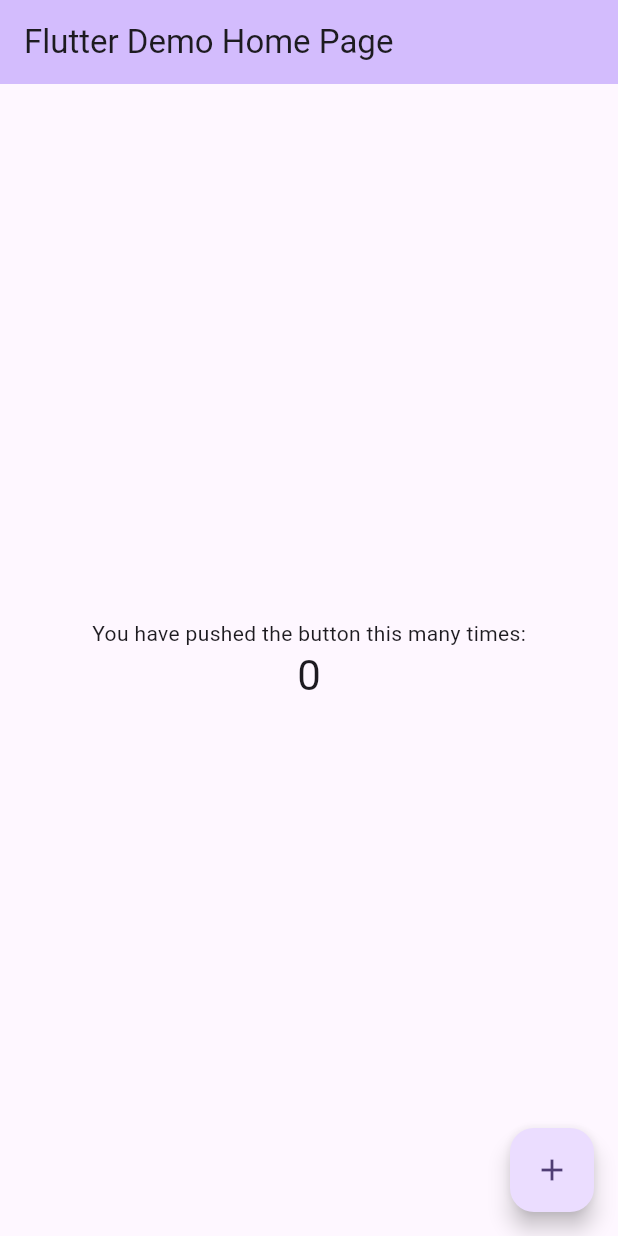
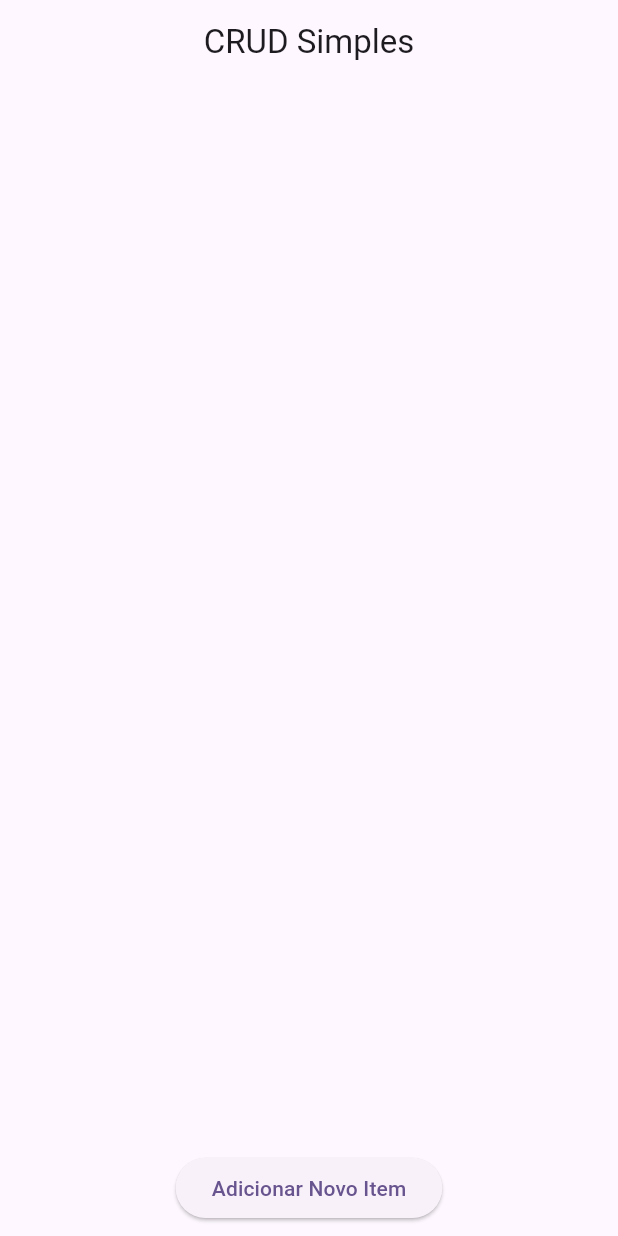
Before and after one commit to kevinm4ch/crud_api_rest, a Flutter app: the screen it shows after launch, on a phone screen of 412 x 824 dp. Run offline on Flutter 3.47's test engine with Material 3 defaults, Android fonts, the phone set to English and light mode, and no system bars.

Commit message:
add the codigo gerado de um crud simples no flutter

```diff
--- a/lib/main.dart
+++ b/lib/main.dart
@@ -1,3 +1,4 @@
+import 'package:crud_api_rest/screens/crud_screen.dart';
 import 'package:flutter/material.dart';
 
 void main() {
@@ -7,119 +8,15 @@
 class MyApp extends StatelessWidget {
   const MyApp({super.key});
 
-  // This widget is the root of your application.
   @override
   Widget build(BuildContext context) {
     return MaterialApp(
       title: 'Flutter Demo',
       theme: ThemeData(
-        // This is the theme of your application.
-        //
-        // TRY THIS: Try running your application with "flutter run". You'll see
-        // the application has a purple toolbar. Then, without quitting the app,
-        // try changing the seedColor in the colorScheme below to Colors.green
-        // and then invoke "hot reload" (save your changes or press the "hot
-        // reload" button in a Flutter-supported IDE, or press "r" if you used
-        // the command line to start the app).
-        //
-        // Notice that the counter didn't reset back to zero; the application
-        // state is not lost during the reload. To reset the state, use hot
-        // restart instead.
-        //
-        // This works for code too, not just values: Most code changes can be
-        // tested with just a hot reload.
         colorScheme: ColorScheme.fromSeed(seedColor: Colors.deepPurple),
         useMaterial3: true,
       ),
-      home: const MyHomePage(title: 'Flutter Demo Home Page'),
+      home: const CrudScreen(),
     );
   }
 }
-
-class MyHomePage extends StatefulWidget {
-  const MyHomePage({super.key, required this.title});
-
-  // This widget is the home page of your application. It is stateful, meaning
-  // that it has a State object (defined below) that contains fields that affect
-  // how it looks.
-
-  // This class is the configuration for the state. It holds the values (in this
-  // case the title) provided by the parent (in this case the App widget) and
-  // used by the build method of the State. Fields in a Widget subclass are
-  // always marked "final".
-
-  final String title;
-
-  @override
-  State<MyHomePage> createState() => _MyHomePageState();
-}
-
-class _MyHomePageState extends State<MyHomePage> {
-  int _counter = 0;
-
-  void _incrementCounter() {
-    setState(() {
-      // This call to setState tells the Flutter framework that something has
-      // changed in this State, which causes it to rerun the build method below
-      // so that the display can reflect the updated values. If we changed
-      // _counter without calling setState(), then the build method would not be
-      // called again, and so nothing would appear to happen.
-      _counter++;
-    });
-  }
-
-  @override
-  Widget build(BuildContext context) {
-    // This method is rerun every time setState is called, for instance as done
-    // by the _incrementCounter method above.
-    //
-    // The Flutter framework has been optimized to make rerunning build methods
-    // fast, so that you can just rebuild anything that needs updating rather
-    // than having to individually change instances of widgets.
-    return Scaffold(
-      appBar: AppBar(
-        // TRY THIS: Try changing the color here to a specific color (to
-        // Colors.amber, perhaps?) and trigger a hot reload to see the AppBar
-        // change color while the other colors stay the same.
-        backgroundColor: Theme.of(context).colorScheme.inversePrimary,
-        // Here we take the value from the MyHomePage object that was created by
-        // the App.build method, and use it to set our appbar title.
-        title: Text(widget.title),
-      ),
-      body: Center(
-        // Center is a layout widget. It takes a single child and positions it
-        // in the middle of the parent.
-        child: Column(
-          // Column is also a layout widget. It takes a list of children and
-          // arranges them vertically. By default, it sizes itself to fit its
-          // children horizontally, and tries to be as tall as its parent.
-          //
-          // Column has various properties to control how it sizes itself and
-          // how it positions its children. Here we use mainAxisAlignment to
-          // center the children vertically; the main axis here is the vertical
-          // axis because Columns are vertical (the cross axis would be
-          // horizontal).
-          //
-          // TRY THIS: Invoke "debug painting" (choose the "Toggle Debug Paint"
-          // action in the IDE, or press "p" in the console), to see the
-          // wireframe for each widget.
-          mainAxisAlignment: MainAxisAlignment.center,
-          children: <Widget>[
-            const Text(
-              'You have pushed the button this many times:',
-            ),
-            Text(
-              '$_counter',
-              style: Theme.of(context).textTheme.headlineMedium,
-            ),
-          ],
-        ),
-      ),
-      floatingActionButton: FloatingActionButton(
-        onPressed: _incrementCounter,
-        tooltip: 'Increment',
-        child: const Icon(Icons.add),
-      ), // This trailing comma makes auto-formatting nicer for build methods.
-    );
-  }
-}
--- /dev/null
+++ b/lib/screens/crud_screen.dart
@@ -0,0 +1,132 @@
+
+import 'package:flutter/material.dart';
+
+class CrudScreen extends StatefulWidget {
+  const CrudScreen({super.key});
+
+  @override
+  State<CrudScreen> createState() => _CrudScreenState();
+}
+
+class _CrudScreenState extends State<CrudScreen> {
+  final TextEditingController _nameController = TextEditingController();
+  final List<Map<String, dynamic>> _items = [];
+  int _nextId = 1; // Gerador de IDs para novos itens
+
+  // Adicionar item
+  void _addItem(String name) {
+    setState(() {
+      _items.add({'id': _nextId++, 'name': name});
+    });
+    _nameController.clear();
+  }
+
+  // Editar item
+  void _editItem(int id, String newName) {
+    setState(() {
+      final itemIndex = _items.indexWhere((item) => item['id'] == id);
+      if (itemIndex != -1) {
+        _items[itemIndex]['name'] = newName;
+      }
+    });
+  }
+
+  // Excluir item
+  void _deleteItem(int id) {
+    setState(() {
+      _items.removeWhere((item) => item['id'] == id);
+    });
+  }
+
+  // Abrir diálogo para criar ou editar
+  void _showDialog({int? id, String? currentName}) {
+    final isEditing = id != null;
+
+    if (isEditing) {
+      _nameController.text = currentName ?? '';
+    } else {
+      _nameController.clear();
+    }
+
+    showDialog(
+      context: context,
+      builder: (context) {
+        return AlertDialog(
+          title: Text(isEditing ? 'Editar Item' : 'Novo Item'),
+          content: TextField(
+            controller: _nameController,
+            decoration: const InputDecoration(labelText: 'Nome do Item'),
+          ),
+          actions: [
+            TextButton(
+              onPressed: () => Navigator.of(context).pop(),
+              child: const Text('Cancelar'),
+            ),
+            TextButton(
+              onPressed: () {
+                final name = _nameController.text.trim();
+                if (name.isNotEmpty) {
+                  if (isEditing) {
+                    _editItem(id, name);
+                  } else {
+                    _addItem(name);
+                  }
+                  Navigator.of(context).pop();
+                }
+              },
+              child: Text(isEditing ? 'Salvar' : 'Adicionar'),
+            ),
+          ],
+        );
+      },
+    );
+  }
+
+  @override
+  Widget build(BuildContext context) {
+    return Scaffold(
+      appBar: AppBar(
+        title: const Text('CRUD Simples'),
+        centerTitle: true,
+      ),
+      body: Padding(
+        padding: const EdgeInsets.all(8.0),
+        child: Column(
+          children: [
+            Expanded(
+              child: ListView.builder(
+                itemCount: _items.length,
+                itemBuilder: (context, index) {
+                  final item = _items[index];
+                  return ListTile(
+                    title: Text(item['name']),
+                    trailing: Row(
+                      mainAxisSize: MainAxisSize.min,
+                      children: [
+                        IconButton(
+                          icon: const Icon(Icons.edit, color: Colors.blue),
+                          onPressed: () => _showDialog(
+                            id: item['id'],
+                            currentName: item['name'],
+                          ),
+                        ),
+                        IconButton(
+                          icon: const Icon(Icons.delete, color: Colors.red),
+                          onPressed: () => _deleteItem(item['id']),
+                        ),
+                      ],
+                    ),
+                  );
+                },
+              ),
+            ),
+            ElevatedButton(
+              onPressed: () => _showDialog(),
+              child: const Text('Adicionar Novo Item'),
+            ),
+          ],
+        ),
+      ),
+    );
+  }
+}
```
